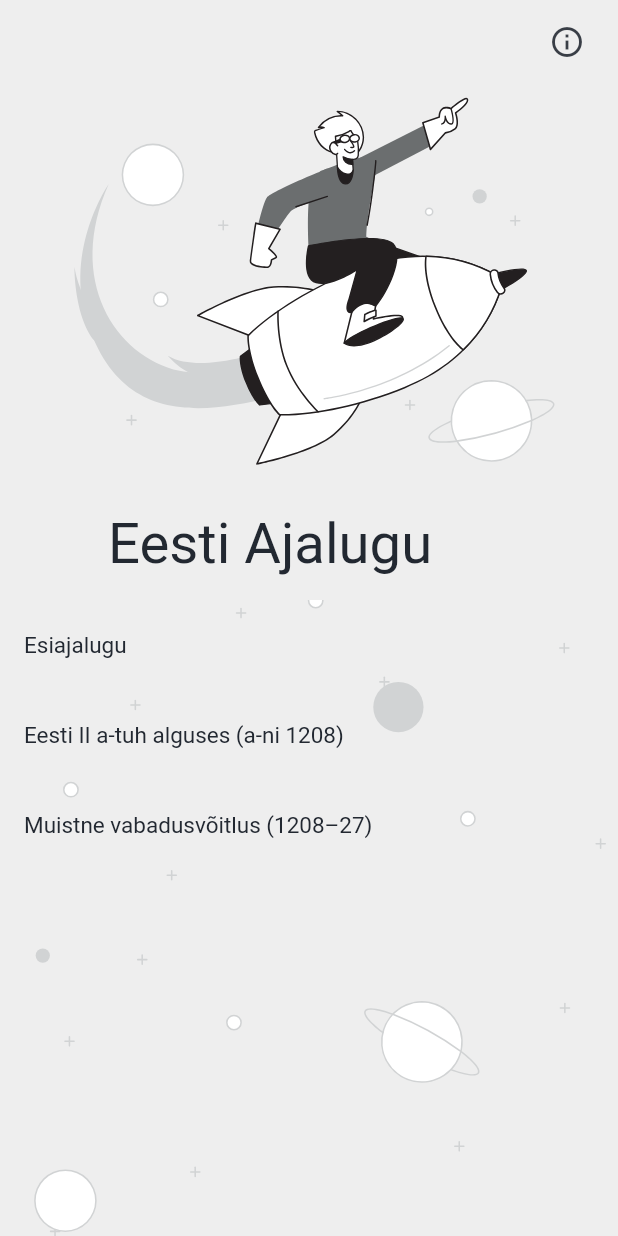
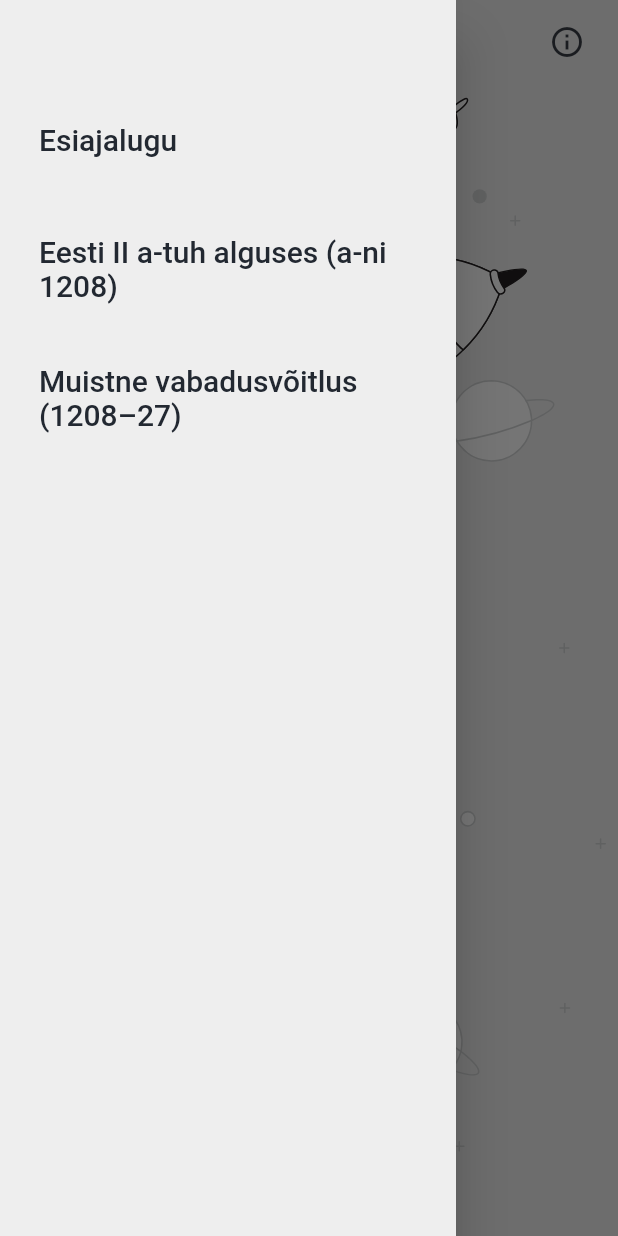
Before and after one commit to Edgar112/estonian_history, a Flutter app: the screen it shows after launch, with the side drawer open (before the commit the screen has no drawer), on a phone screen of 412 x 824 dp. Run offline on Flutter 3.47's test engine with Material 2 defaults, Android fonts, the phone set to English and light mode, and no system bars; our stand-ins replace flutter_sticky_header, flutter_svg, flutter_swiper, google_fonts, google_maps_flutter, photo_view; missing offline and left inert: flutter_page_indicator; Roboto replaces fonts that are missing (Gabriela).

Commit message:
history_timeline view refactor, drawer created, scroll to timeline by click on period item in drawer, default icon color established

```diff
--- a/lib/main.dart
+++ b/lib/main.dart
@@ -22,6 +22,7 @@ class EstonianHistory extends StatelessWidget {
       debugShowCheckedModeBanner: false,
       title: 'Eesti Ajalugu',
       theme: ThemeData(
+        primaryIconTheme: IconThemeData(color: kText1Color),
         textTheme: TextTheme(
           caption: GoogleFonts.gabriela(fontSize: 30, color: kText2Color),
           headline5: GoogleFonts.gabriela(fontSize: 25, color: kText2Color),
--- a/lib/screens/history_timeline.dart
+++ b/lib/screens/history_timeline.dart
@@ -5,6 +5,7 @@ import 'package:estonian_history/helper/period.dart';
 import 'package:estonian_history/periods/period3.dart';
 import 'package:estonian_history/screens/history_timeline/history_info.dart';
 import 'package:estonian_history/transitions/fade_route.dart';
+import 'package:estonian_history/widgets/myDrawer.dart';
 import 'package:flutter/material.dart';
 import 'package:estonian_history/timeline_list/timeline.dart';
 import 'package:estonian_history/timeline_list/timeline_model.dart';
@@ -45,7 +46,9 @@ class _HistoryTimelineState extends State<HistoryTimeline> {
   Widget build(BuildContext context) {
     SystemChrome.setEnabledSystemUIOverlays([]);
 
-    List<Period> periodList = [
+    BouncingScrollPhysics physics = BouncingScrollPhysics();
+
+    List<Period> periods = [
       Period(periodTitle: 'Esiajalugu', events: getPeriod1()),
       Period(
           periodTitle: 'Eesti II a-tuh alguses (a-ni 1208)',
@@ -53,8 +56,12 @@ class _HistoryTimelineState extends State<HistoryTimeline> {
       Period(
           periodTitle: 'Muistne vabadusvõitlus (1208–27)', events: getPeriod3())
     ];
+    List<Timeline> timelines = [];
+    periods.forEach((period) {
+      timelines.add(timelineModelPage(
+          new GlobalKey(), physics, period.events, period.periodTitle));
+    });
 
-    BouncingScrollPhysics physics = BouncingScrollPhysics();
     return Scaffold(
       body: Stack(
         children: <Widget>[
@@ -94,7 +101,16 @@ class _HistoryTimelineState extends State<HistoryTimeline> {
           CustomScrollView(
             physics: physics,
             controller: timelineScrollController,
-            slivers: <Widget>[
+            slivers: timelineView(timelines),
+          ),
+        ],
+      ),
+      drawer: MyDrawer(periods, timelines),
+    );
+  }
+
+  List<Widget> timelineView(List<Timeline> timelines) {
+    List<Widget> view = [
       SliverAppBar(
         brightness: Brightness.light,
         actions: <Widget>[
@@ -117,28 +133,20 @@ class _HistoryTimelineState extends State<HistoryTimeline> {
         flexibleSpace: FlexibleSpaceBar(
           title: Text('Eesti Ajalugu',
               style: Theme.of(context).textTheme.headline5),
-                  background: SvgPicture.asset(
-                      'assets/illustrations/rocket_boy_dark.svg'),
+          background:
+              SvgPicture.asset('assets/illustrations/rocket_boy_dark.svg'),
           collapseMode: CollapseMode.pin,
         ),
       ),
-              timelineModelPage(
-                  physics, periodList[0].events, periodList[0].periodTitle),
-              timelineModelPage(
-                  physics, periodList[1].events, periodList[1].periodTitle),
-              timelineModelPage(
-                  physics, periodList[2].events, periodList[2].periodTitle),
-            ],
-          ),
-        ],
-      ),
-    );
+    ];
+    view.addAll(timelines);
+    return view;
   }
 
-  timelineModelPage(
-      BouncingScrollPhysics physics, List<Event> events, String periodTitle) {
+  timelineModelPage(GlobalKey key, BouncingScrollPhysics physics,
+      List<Event> events, String periodTitle) {
     return Timeline.builder(
-        controller: timelineScrollController,
+        tKey: key,
         itemBuilder: leftTimelineBuilder,
         events: events,
         itemCount: events.length,
--- a/lib/timeline_list/timeline.dart
+++ b/lib/timeline_list/timeline.dart
@@ -26,6 +26,7 @@ class TimelineProperties {
 }
 
 class Timeline extends StatelessWidget {
+  final tKey;
   final ScrollController controller;
   final IndexedTimelineModelBuilder itemBuilder;
   final int itemCount;
@@ -46,6 +47,7 @@ class Timeline extends StatelessWidget {
       Color lineColor,
       double lineWidth,
       double iconSize,
+      this.tKey,
       this.controller,
       this.position = TimelinePosition.Center,
       this.physics,
@@ -66,6 +68,7 @@ class Timeline extends StatelessWidget {
   Timeline.builder(
       {@required this.itemBuilder,
       this.itemCount,
+      this.tKey,
       this.controller,
       Color lineColor,
       double lineWidth,
@@ -83,6 +86,7 @@ class Timeline extends StatelessWidget {
   @override
   Widget build(BuildContext context) {
     return SliverStickyHeaderBuilder(
+      key: tKey,
       builder: (context, state) => Container(
         height: 60.0,
         color: (state.isPinned ? kPrimaryColor : Colors.transparent),
--- /dev/null
+++ b/lib/widgets/myDrawer.dart
@@ -0,0 +1,63 @@
+import 'package:estonian_history/constants.dart';
+import 'package:estonian_history/global.dart';
+import 'package:estonian_history/helper/period.dart';
+import 'package:estonian_history/timeline_list/timeline.dart';
+import 'package:flutter/material.dart';
+
+class MyDrawer extends StatefulWidget {
+  List<Period> periods;
+  List<Timeline> timelines;
+
+  MyDrawer(this.periods, this.timelines, {Key key}) : super(key: key);
+
+  @override
+  _MyDrawerState createState() => _MyDrawerState(periods, timelines);
+}
+
+class _MyDrawerState extends State<MyDrawer> {
+  List<Period> periods;
+  List<Timeline> timelines;
+
+  _MyDrawerState(this.periods, this.timelines);
+
+  @override
+  Widget build(BuildContext context) {
+    return Drawer(
+      child: Container(
+        color: kPrimaryColor,
+        padding: EdgeInsets.symmetric(vertical: 50, horizontal: 10),
+        child: Center(
+          child: ListView(
+            children: periods
+                .asMap()
+                .map((i, period) {
+                  return MapEntry(
+                    i,
+                    GestureDetector(
+                      onTap: () {
+                        Scrollable.ensureVisible(
+                            timelines[i].tKey.currentContext);
+                        Navigator.of(context).pop();
+                        // _scrollController.scrollTo(
+                        //     index: 150, duration: Duration(seconds: 1));
+                      },
+                      child: Container(
+                        padding: EdgeInsets.symmetric(vertical: 15),
+                        child: ListTile(
+                          title: Text(
+                            period.periodTitle,
+                            style: Theme.of(context).textTheme.headline6,
+                          ),
+                        ),
+                      ),
+                    ),
+                  );
+                })
+                .values
+                .toList(),
+          ),
+        ),
+      ),
+    );
+  }
+}
```
Lines whose indentation alone changed are shown as unchanged.
